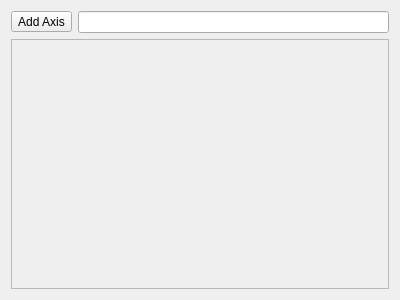
Old version of the form modules/Frontend/Frontend/Action.ui in the repository ltjax/Rescue.
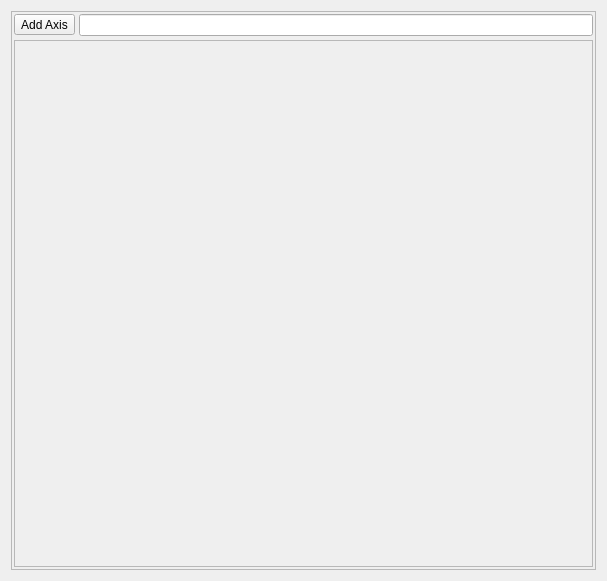
New version of the form.

```diff
--- a/modules/Frontend/Frontend/Action.ui
+++ b/modules/Frontend/Frontend/Action.ui
@@ -6,14 +6,41 @@
    <rect>
     <x>0</x>
     <y>0</y>
-    <width>400</width>
-    <height>300</height>
+    <width>607</width>
+    <height>581</height>
    </rect>
   </property>
   <property name="windowTitle">
    <string>Form</string>
   </property>
+  <layout class="QVBoxLayout" name="verticalLayout_2">
+   <item>
+    <widget class="QFrame" name="frame">
+     <property name="frameShape">
+      <enum>QFrame::StyledPanel</enum>
+     </property>
+     <property name="frameShadow">
+      <enum>QFrame::Plain</enum>
+     </property>
+     <property name="lineWidth">
+      <number>2</number>
+     </property>
   <layout class="QVBoxLayout" name="verticalLayout">
+      <property name="spacing">
+       <number>4</number>
+      </property>
+      <property name="leftMargin">
+       <number>2</number>
+      </property>
+      <property name="topMargin">
+       <number>2</number>
+      </property>
+      <property name="rightMargin">
+       <number>2</number>
+      </property>
+      <property name="bottomMargin">
+       <number>2</number>
+      </property>
    <item>
     <layout class="QHBoxLayout" name="horizontalLayout">
      <item>
@@ -42,6 +69,9 @@
      <property name="frameShadow">
       <enum>QFrame::Sunken</enum>
      </property>
+       </widget>
+      </item>
+     </layout>
     </widget>
    </item>
   </layout>
```
Lines whose indentation alone changed are shown as unchanged.
